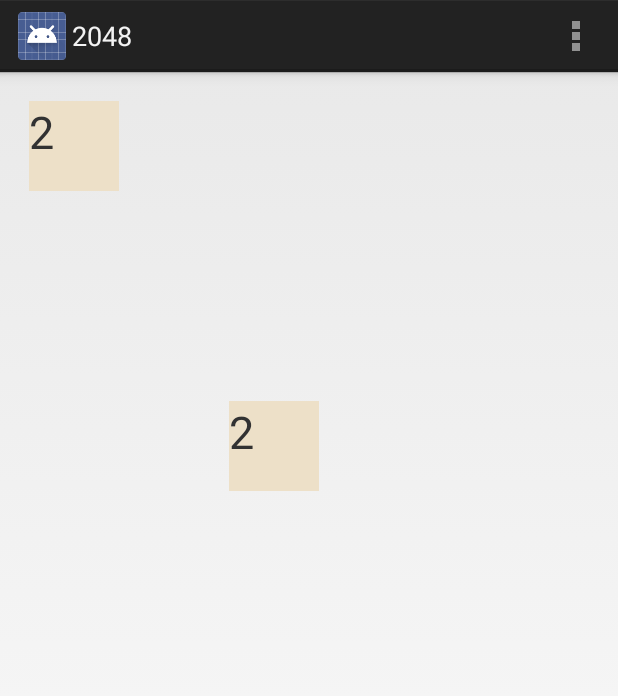
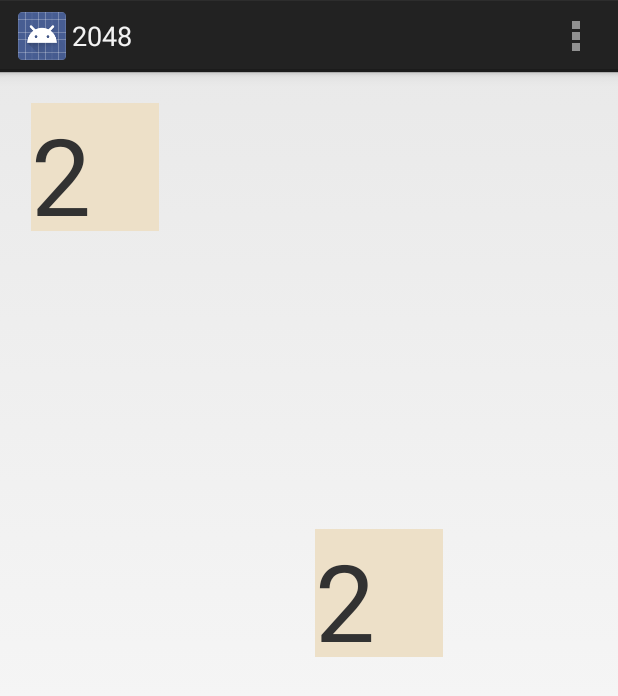
Before and after one commit to wonyoung/My2048, an Android app: the screen it shows after launch (MainActivity), on a phone screen of 412 x 824 dp. Shown: the top 696 px of the screen. Run offline under Robolectric (Android 15) with nearby library versions, the phone set to English and light mode, and no system bars.

Commit message:
Adjust device size

```diff
--- a/app/src/main/java/com/jooyunghan/my2048/MainActivity.java
+++ b/app/src/main/java/com/jooyunghan/my2048/MainActivity.java
@@ -19,13 +19,14 @@ import java.util.List;
 
 public class MainActivity extends Activity implements GameView {
 
-    public static final int SIZE = 100;
+    private int SIZE = 150;
+    private int PADDING = 5;
+    private int TEXT_SIZE = 30;
     private final Game game = new Game(this);
     private GestureDetectorCompat mDetector;
     private FrameLayout container;
     private TimeInterpolator overshotInterpolator = new OvershootInterpolator();
-    static final int PADDING = 5;
-    int[] colors;
+    private int[] colors;
 
     @Override
     protected void onCreate(Bundle savedInstanceState) {
@@ -33,8 +34,20 @@ public class MainActivity extends Activity implements GameView {
         setContentView(R.layout.activity_main);
         mDetector = new GestureDetectorCompat(this, new MyGestureListener());
         container = (FrameLayout)findViewById(R.id.container);
-        loadColors();
-        game.init();
+        container.post(new Runnable() {
+            @Override
+            public void run() {
+                loadColors();
+                initMetrics();
+                game.init();
+            }
+        });
+    }
+
+    private void initMetrics() {
+        SIZE = container.getWidth() / 4;
+        PADDING = (int)(SIZE * 0.05);
+        TEXT_SIZE = SIZE / 2;
     }
 
     private void loadColors() {
@@ -103,7 +116,7 @@ public class MainActivity extends Activity implements GameView {
 
     private View viewFor(int value) {
         TextView view = new TextView(this);
-        view.setTextSize(30);
+        view.setTextSize(TEXT_SIZE);
         view.setTextAlignment(TextView.TEXT_ALIGNMENT_CENTER);
         view.setText(value + "");
         view.setBackgroundColor(colorFor(value));
```
